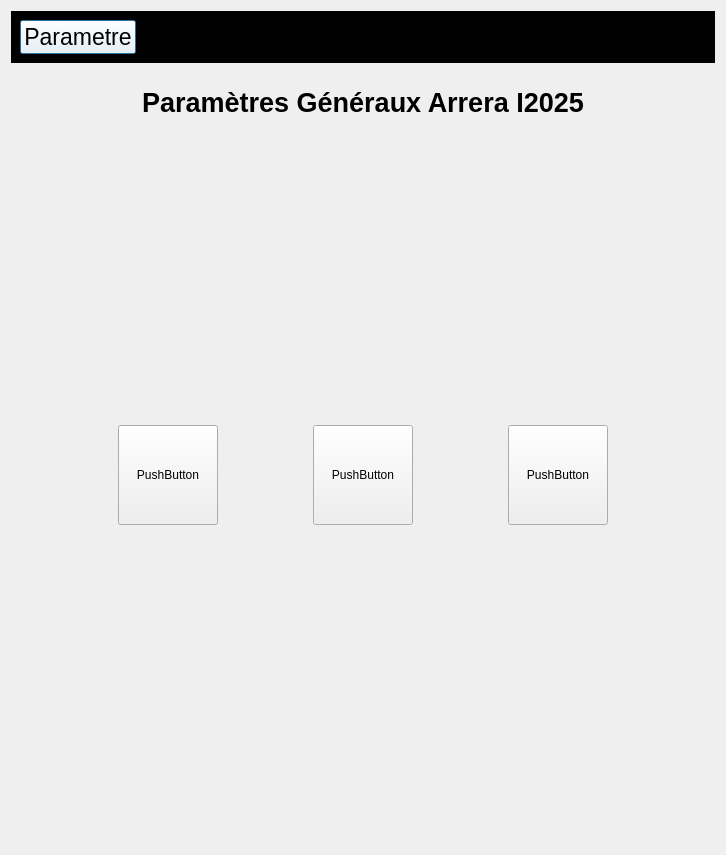
The window that arrerasettingui.ui (Arrera-Software/Arrera-Interface) describes before a commit, drawn with Qt 5.
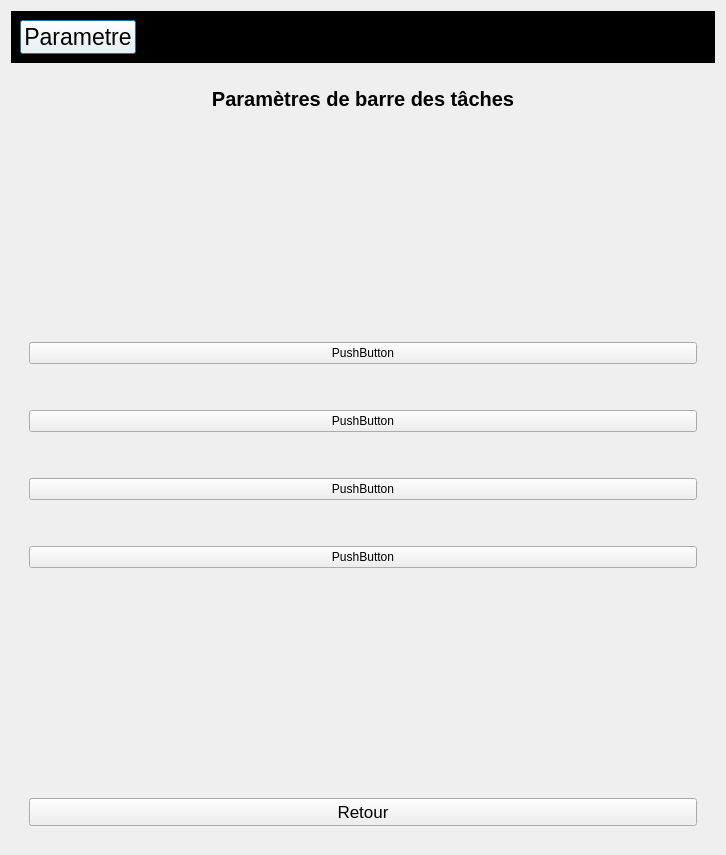
The same window after the commit. The open tabs and pages were chosen to show the change. Icons and pictures are not drawn.

Commit message: Design des parametre generaux

What changed in the file:
```diff
--- a/arrerasettingui.ui
+++ b/arrerasettingui.ui
@@ -1927,7 +1927,9 @@
                 </size>
                </property>
                <property name="text">
-                <string>PushButton</string>
+                <string>Nom
+de
+l'utilisateur</string>
                </property>
               </widget>
              </item>
@@ -1946,7 +1948,10 @@
                 </size>
                </property>
                <property name="text">
-                <string>PushButton</string>
+                <string>Gestion
+de la
+bar
+des taches</string>
                </property>
               </widget>
              </item>
@@ -1965,7 +1970,9 @@
                 </size>
                </property>
                <property name="text">
-                <string>PushButton</string>
+                <string>Reset
+Arrera
+I2025</string>
                </property>
               </widget>
              </item>
@@ -1986,7 +1993,137 @@
            </item>
           </layout>
          </widget>
-         <widget class="QWidget" name="nameUSer">
+         <widget class="QWidget" name="resetInterface"/>
+         <widget class="QWidget" name="taskbarSetting">
+          <layout class="QVBoxLayout" name="verticalLayout_19">
+           <item>
+            <widget class="QLabel" name="LINCPARATASKBAR">
+             <property name="font">
+              <font>
+               <pointsize>15</pointsize>
+               <bold>true</bold>
+              </font>
+             </property>
+             <property name="text">
+              <string>Paramètres de barre des tâches</string>
+             </property>
+             <property name="alignment">
+              <set>Qt::AlignmentFlag::AlignCenter</set>
+             </property>
+            </widget>
+           </item>
+           <item>
+            <spacer name="verticalSpacer_3">
+             <property name="orientation">
+              <enum>Qt::Orientation::Vertical</enum>
+             </property>
+             <property name="sizeHint" stdset="0">
+              <size>
+               <width>20</width>
+               <height>40</height>
+              </size>
+             </property>
+            </spacer>
+           </item>
+           <item>
+            <layout class="QGridLayout" name="gridLayout_7">
+             <item row="3" column="0">
+              <spacer name="verticalSpacer_56">
+               <property name="orientation">
+                <enum>Qt::Orientation::Vertical</enum>
+               </property>
+               <property name="sizeHint" stdset="0">
+                <size>
+                 <width>20</width>
+                 <height>40</height>
+                </size>
+               </property>
+              </spacer>
+             </item>
+             <item row="2" column="0">
+              <widget class="QPushButton" name="IDC_ACTIVESIX">
+               <property name="text">
+                <string>PushButton</string>
+               </property>
+              </widget>
+             </item>
+             <item row="6" column="0">
+              <widget class="QPushButton" name="IDC_ACTIVECOPILOTE">
+               <property name="text">
+                <string>PushButton</string>
+               </property>
+              </widget>
+             </item>
+             <item row="1" column="0">
+              <spacer name="verticalSpacer_55">
+               <property name="orientation">
+                <enum>Qt::Orientation::Vertical</enum>
+               </property>
+               <property name="sizeHint" stdset="0">
+                <size>
+                 <width>20</width>
+                 <height>40</height>
+                </size>
+               </property>
+              </spacer>
+             </item>
+             <item row="0" column="0">
+              <widget class="QPushButton" name="IDC_ACTIVEARRERAAPP">
+               <property name="text">
+                <string>PushButton</string>
+               </property>
+              </widget>
+             </item>
+             <item row="4" column="0">
+              <widget class="QPushButton" name="IDC_ACTIVERYLEY">
+               <property name="text">
+                <string>PushButton</string>
+               </property>
+              </widget>
+             </item>
+             <item row="5" column="0">
+              <spacer name="verticalSpacer_57">
+               <property name="orientation">
+                <enum>Qt::Orientation::Vertical</enum>
+               </property>
+               <property name="sizeHint" stdset="0">
+                <size>
+                 <width>20</width>
+                 <height>40</height>
+                </size>
+               </property>
+              </spacer>
+             </item>
+            </layout>
+           </item>
+           <item>
+            <spacer name="verticalSpacer_54">
+             <property name="orientation">
+              <enum>Qt::Orientation::Vertical</enum>
+             </property>
+             <property name="sizeHint" stdset="0">
+              <size>
+               <width>20</width>
+               <height>40</height>
+              </size>
+             </property>
+            </spacer>
+           </item>
+           <item>
+            <widget class="QPushButton" name="IDC_RETOURTASJBAR">
+             <property name="font">
+              <font>
+               <pointsize>13</pointsize>
+              </font>
+             </property>
+             <property name="text">
+              <string>Retour</string>
+             </property>
+            </widget>
+           </item>
+          </layout>
+         </widget>
+         <widget class="QWidget" name="nameUser">
           <layout class="QVBoxLayout" name="verticalLayout_6">
            <item>
             <widget class="QLabel" name="LINDICATIONPARAGENERAUX">
```
Left out of the diff: 2 changed lines with no effect on the pictures.
